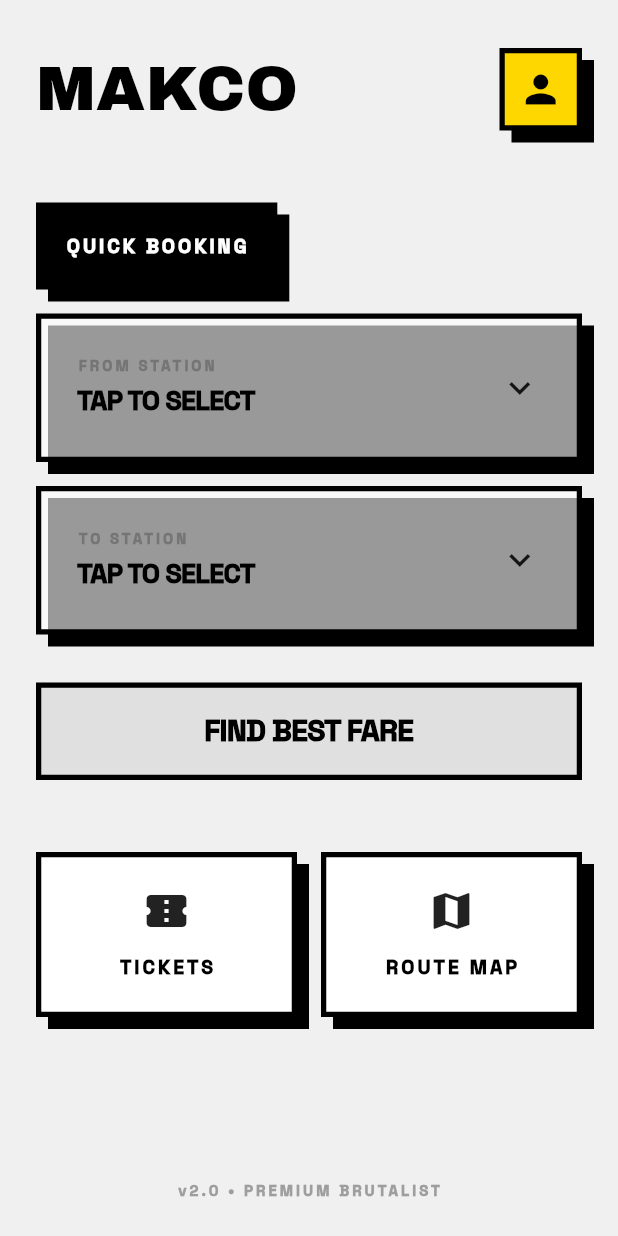
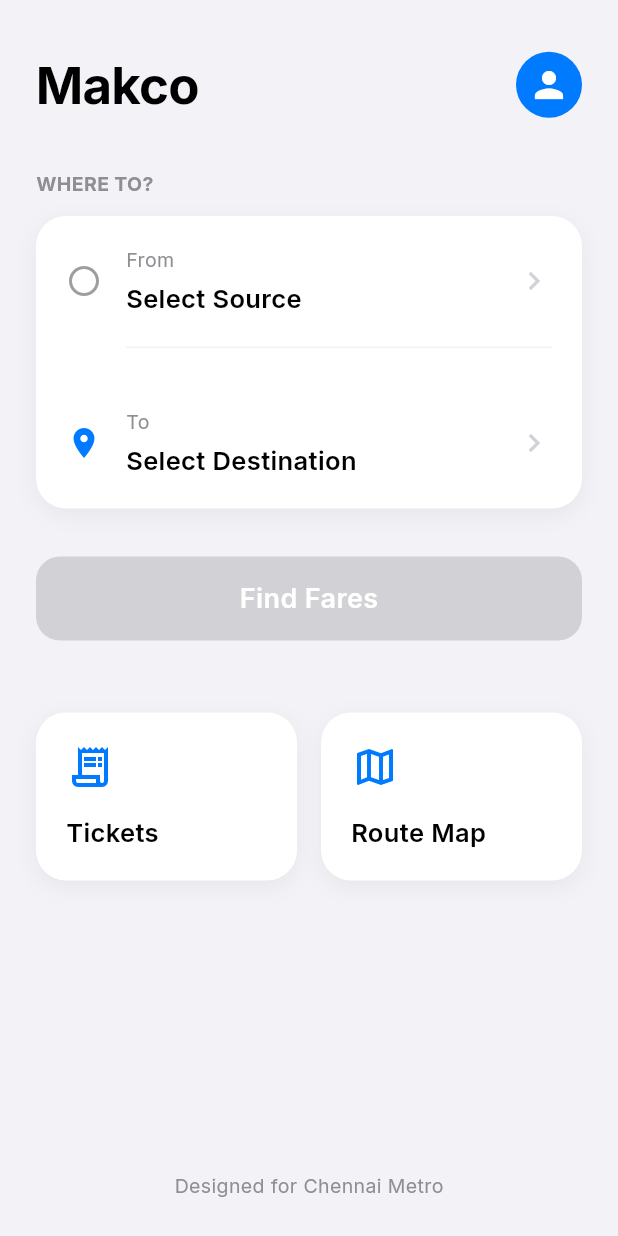
Before and after one commit to pandatern/makco, a Flutter app: the HomeScreen screen opened directly, on a phone screen of 412 x 824 dp. Run offline on Flutter 3.47's test engine with Material 3 defaults, Android fonts, the phone set to English and light mode, and no system bars; our stand-ins replace google_fonts, qr_flutter, shared_preferences, webview_flutter; accounts and stored records are empty; network calls fail.

Commit message:
feat: Apple Premium UI Overhaul (Clean Minimalist, Airy Layout, Squircle Shapes)

```diff
--- a/frontend_flutter/lib/screens/home_screen.dart
+++ b/frontend_flutter/lib/screens/home_screen.dart
@@ -50,50 +50,62 @@ class _HomeScreenState extends State<HomeScreen> {
     final booking = Provider.of<BookingProvider>(context);
 
     return Scaffold(
-      backgroundColor: BrutalistColors.bg,
+      backgroundColor: AppleColors.bg,
       body: SafeArea(
-        child: Padding(
+        child: Column(
+          crossAxisAlignment: CrossAxisAlignment.start,
+          children: [
+            Padding(
+              padding: const EdgeInsets.symmetric(horizontal: 24, vertical: 32),
+              child: Row(
+                mainAxisAlignment: MainAxisAlignment.spaceBetween,
+                children: [
+                  Text("Makco", style: AppleStyle.largeTitle()),
+                  GestureDetector(
+                    onTap: () => Navigator.push(context, MaterialPageRoute(builder: (_) => const ProfileScreen())),
+                    child: Container(
+                      padding: const EdgeInsets.all(8),
+                      decoration: const BoxDecoration(
+                        color: AppleColors.blue,
+                        shape: BoxShape.circle,
+                      ),
+                      child: const Icon(Icons.person, color: Colors.white, size: 28),
+                    ),
+                  ),
+                ],
+              ),
+            ),
+            Padding(
               padding: const EdgeInsets.symmetric(horizontal: 24),
               child: Column(
                 crossAxisAlignment: CrossAxisAlignment.start,
                 children: [
-              const SizedBox(height: 32),
-              Row(
-                mainAxisAlignment: MainAxisAlignment.spaceBetween,
+                  Text("WHERE TO?", style: AppleStyle.footnote().copyWith(fontWeight: FontWeight.bold)),
+                  const SizedBox(height: 12),
+                  Container(
+                    decoration: AppleStyle.cardDecoration(hasShadow: true),
+                    child: Column(
                       children: [
-                  Text("MAKCO", style: BrutalistStyle.heading()),
-                  GestureDetector(
-                    onTap: () => Navigator.push(context, MaterialPageRoute(builder: (_) => const ProfileScreen())),
-                    child: Container(
-                      width: 55,
-                      height: 55,
-                      decoration: BrutalistStyle.box(color: BrutalistColors.accent),
-                      child: const Icon(Icons.person, color: Colors.black, size: 30),
+                        _StationRow(
+                          icon: Icons.circle_outlined,
+                          label: "From",
+                          value: booking.sourceStation?.name ?? "Select Source",
+                          onTap: () => _showStationPicker(true),
+                          showDivider: true,
                         ),
+                        _StationRow(
+                          icon: Icons.location_on,
+                          iconColor: AppleColors.blue,
+                          label: "To",
+                          value: booking.destinationStation?.name ?? "Select Destination",
+                          onTap: () => _showStationPicker(false),
                         ),
                       ],
                     ),
-              const SizedBox(height: 48),
-              Container(
-                decoration: BrutalistStyle.box(color: Colors.black),
-                padding: const EdgeInsets.all(16),
-                child: Text("QUICK BOOKING", style: BrutalistStyle.label().copyWith(color: Colors.white)),
-              ),
-              const SizedBox(height: 16),
-              _StationSelector(
-                label: "FROM STATION",
-                station: booking.sourceStation,
-                onTap: () => _showStationPicker(true),
-              ),
-              const SizedBox(height: 16),
-              _StationSelector(
-                label: "TO STATION",
-                station: booking.destinationStation,
-                onTap: () => _showStationPicker(false),
                   ),
                   const SizedBox(height: 32),
                   BrutalistButton(
-                text: "Find Best Fare",
+                    text: "Find Fares",
                     onTap: (booking.sourceStation != null && booking.destinationStation != null)
                         ? () {
                             booking.searchFares();
@@ -101,70 +113,39 @@ class _HomeScreenState extends State<HomeScreen> {
                           }
                         : null,
                   ),
+                ],
+              ),
+            ),
             const SizedBox(height: 48),
-              Row(
+            Padding(
+              padding: const EdgeInsets.symmetric(horizontal: 24),
+              child: Row(
                 children: [
                   Expanded(
-                    child: _MenuAction(
-                      icon: Icons.confirmation_number,
+                    child: _AppleActionCard(
+                      icon: Icons.receipt_long_outlined,
                       label: "Tickets",
                       onTap: () => Navigator.push(context, MaterialPageRoute(builder: (_) => const HistoryScreen())),
                     ),
                   ),
                   const SizedBox(width: 16),
                   Expanded(
-                    child: _MenuAction(
-                      icon: Icons.map,
+                    child: _AppleActionCard(
+                      icon: Icons.map_outlined,
                       label: "Route Map",
                       onTap: () {},
                     ),
                   ),
                 ],
               ),
+            ),
             const Spacer(),
             Center(
-                child: Text("v2.0 • PREMIUM BRUTALIST", style: BrutalistStyle.label().copyWith(color: Colors.grey, fontSize: 10)),
-              ),
-              const SizedBox(height: 24),
-            ],
+              child: Padding(
+                padding: const EdgeInsets.only(bottom: 24),
+                child: Text("Designed for Chennai Metro", style: AppleStyle.footnote()),
               ),
             ),
-      ),
-    );
-  }
-}
-
-class _StationSelector extends StatelessWidget {
-  final String label;
-  final Station? station;
-  final VoidCallback onTap;
-
-  const _StationSelector({required this.label, this.station, required this.onTap});
-
-  @override
-  Widget build(BuildContext context) {
-    return GestureDetector(
-      onTap: onTap,
-      child: Container(
-        padding: const EdgeInsets.all(24),
-        decoration: BrutalistStyle.box(
-          color: station != null ? BrutalistColors.white : Colors.white.withOpacity(0.6),
-        ),
-        child: Row(
-          children: [
-            Column(
-              crossAxisAlignment: CrossAxisAlignment.start,
-              children: [
-                Text(label, style: BrutalistStyle.label().copyWith(fontSize: 10, color: Colors.grey[600])),
-                const SizedBox(height: 4),
-                Text(
-                  station?.name ?? "TAP TO SELECT",
-                  style: BrutalistStyle.title().copyWith(fontSize: 18),
-                ),
-              ],
-            ),
-            const Spacer(),
-            const Icon(Icons.keyboard_arrow_down, size: 28),
           ],
         ),
       ),
@@ -172,12 +153,65 @@ class _StationSelector extends StatelessWidget {
   }
 }
 
-class _MenuAction extends StatelessWidget {
+class _StationRow extends StatelessWidget {
+  final IconData icon;
+  final Color iconColor;
+  final String label;
+  final String value;
+  final VoidCallback onTap;
+  final bool showDivider;
+
+  const _StationRow({
+    required this.icon,
+    this.iconColor = Colors.grey,
+    required this.label,
+    required this.value,
+    required this.onTap,
+    this.showDivider = false,
+  });
+
+  @override
+  Widget build(BuildContext context) {
+    return GestureDetector(
+      onTap: onTap,
+      child: Container(
+        padding: const EdgeInsets.symmetric(horizontal: 20, vertical: 20),
+        child: Column(
+          children: [
+            Row(
+              children: [
+                Icon(icon, color: iconColor, size: 24),
+                const SizedBox(width: 16),
+                Column(
+                  crossAxisAlignment: CrossAxisAlignment.start,
+                  children: [
+                    Text(label, style: AppleStyle.footnote()),
+                    const SizedBox(height: 4),
+                    Text(value, style: AppleStyle.body(bold: true)),
+                  ],
+                ),
+                const Spacer(),
+                const Icon(Icons.chevron_right, color: AppleColors.lightGray),
+              ],
+            ),
+            if (showDivider)
+              const Padding(
+                padding: EdgeInsets.only(top: 20, left: 40),
+                child: Divider(height: 1, color: AppleColors.bg),
+              ),
+          ],
+        ),
+      ),
+    );
+  }
+}
+
+class _AppleActionCard extends StatelessWidget {
   final IconData icon;
   final String label;
   final VoidCallback onTap;
 
-  const _MenuAction({required this.icon, required this.label, required this.onTap});
+  const _AppleActionCard({required this.icon, required this.label, required this.onTap});
 
   @override
   Widget build(BuildContext context) {
@@ -185,12 +219,13 @@ class _MenuAction extends StatelessWidget {
       onTap: onTap,
       child: Container(
         padding: const EdgeInsets.all(20),
-        decoration: BrutalistStyle.box(),
+        decoration: AppleStyle.cardDecoration(hasShadow: true),
         child: Column(
+          crossAxisAlignment: CrossAxisAlignment.start,
           children: [
-            Icon(icon, size: 32),
-            const SizedBox(height: 12),
-            Text(label.toUpperCase(), style: BrutalistStyle.label()),
+            Icon(icon, color: AppleColors.blue, size: 32),
+            const SizedBox(height: 16),
+            Text(label, style: AppleStyle.body(bold: true)),
           ],
         ),
       ),
@@ -216,47 +251,61 @@ class _StationPickerState extends State<StationPicker> {
     final filtered = widget.stations.where((s) => s.name.toLowerCase().contains(query.toLowerCase())).toList();
 
     return Container(
-      height: MediaQuery.of(context).size.height * 0.85,
+      height: MediaQuery.of(context).size.height * 0.9,
       decoration: const BoxDecoration(
-        color: BrutalistColors.bg,
-        border: Border(top: BorderSide(color: Colors.black, width: 6)),
+        color: AppleColors.bg,
+        borderRadius: BorderRadius.vertical(top: Radius.circular(24)),
       ),
+      child: Column(
+        children: [
+          const SizedBox(height: 12),
+          Container(width: 40, height: 6, decoration: BoxDecoration(color: AppleColors.lightGray, borderRadius: BorderRadius.circular(3))),
+          Padding(
             padding: const EdgeInsets.all(24),
-      child: Column(
-        crossAxisAlignment: CrossAxisAlignment.start,
+            child: Row(
+              mainAxisAlignment: MainAxisAlignment.spaceBetween,
               children: [
-          Text("CHOOSE STATION", style: BrutalistStyle.heading().copyWith(fontSize: 32)),
-          const SizedBox(height: 24),
-          Container(
-            padding: const EdgeInsets.symmetric(horizontal: 20, vertical: 4),
-            decoration: BrutalistStyle.box(hasShadow: false),
+                Text("Select Station", style: AppleStyle.title()),
+                GestureDetector(
+                  onTap: () => Navigator.pop(context),
+                  child: Container(
+                    padding: const EdgeInsets.all(4),
+                    decoration: const BoxDecoration(color: AppleColors.lightGray, shape: BoxShape.circle),
+                    child: const Icon(Icons.close, size: 20, color: Colors.white),
+                  ),
+                ),
+              ],
+            ),
+          ),
+          Padding(
+            padding: const EdgeInsets.symmetric(horizontal: 24),
+            child: Container(
+              padding: const EdgeInsets.symmetric(horizontal: 16),
+              decoration: BoxDecoration(color: AppleColors.white, borderRadius: BorderRadius.circular(12)),
               child: TextField(
                 onChanged: (v) => setState(() => query = v),
-              style: BrutalistStyle.body(bold: true),
                 autofocus: true,
                 decoration: const InputDecoration(
-                hintText: "SEARCH...",
+                  hintText: "Search stations",
                   border: InputBorder.none,
-                icon: Icon(Icons.search, color: Colors.black, size: 28),
+                  icon: Icon(Icons.search, color: AppleColors.gray),
+                ),
               ),
             ),
           ),
           const SizedBox(height: 24),
           Expanded(
-            child: ListView.builder(
+            child: ListView.separated(
+              padding: const EdgeInsets.symmetric(horizontal: 24),
               itemCount: filtered.length,
+              separatorBuilder: (_, __) => const Divider(height: 1, color: AppleColors.bg),
               itemBuilder: (ctx, i) {
                 final s = filtered[i];
-                return Padding(
-                  padding: const EdgeInsets.only(bottom: 16),
-                  child: GestureDetector(
+                return ListTile(
+                  contentPadding: const EdgeInsets.symmetric(vertical: 8),
+                  title: Text(s.name, style: AppleStyle.body()),
+                  trailing: const Icon(Icons.chevron_right, color: AppleColors.lightGray),
                   onTap: () => widget.onSelected(s),
-                    child: Container(
-                      padding: const EdgeInsets.all(20),
-                      decoration: BrutalistStyle.box(hasShadow: false),
-                      child: Text(s.name, style: BrutalistStyle.title().copyWith(fontSize: 18)),
-                    ),
-                  ),
                 );
               },
             ),
--- a/frontend_flutter/lib/theme/brutalist_style.dart
+++ b/frontend_flutter/lib/theme/brutalist_style.dart
@@ -1,71 +1,72 @@
 import 'package:flutter/material.dart';
 import 'package:google_fonts/google_fonts.dart';
 
-class BrutalistColors {
+class AppleColors {
   static const Color white = Color(0xFFFFFFFF);
   static const Color black = Color(0xFF000000);
-  static const Color bg = Color(0xFFF0F0F0);
-  static const Color primary = Color(0xFF000000);
-  static const Color accent = Color(0xFFFFD700); // Gold accent for "Premium" touch
-  static const Color error = Color(0xFFFF4545);
+  static const Color bg = Color(0xFFF2F2F7); // iOS System Background
+  static const Color surface = Color(0xFFFFFFFF);
+  static const Color blue = Color(0xFF007AFF); // iOS Blue
+  static const Color gray = Color(0xFF8E8E93); // iOS Gray
+  static const Color lightGray = Color(0xFFD1D1D6);
+  static const Color error = Color(0xFFFF3B30); // iOS Red
 }
 
-class BrutalistStyle {
-  static const double borderWeight = 3.5;
-  static const double borderRadius = 0.0; // Sharp corners for hardcore brutalism
-  static const Offset shadowOffset = Offset(8, 8);
+class AppleStyle {
+  static const double borderRadius = 20.0;
+  static const double squircleRadius = 24.0;
 
-  static BoxDecoration box({
-    Color color = BrutalistColors.white,
+  static BoxDecoration cardDecoration({
+    Color color = AppleColors.surface,
+    double radius = borderRadius,
     bool hasShadow = true,
-    Color shadowColor = BrutalistColors.black,
   }) {
     return BoxDecoration(
       color: color,
-      border: Border.all(color: BrutalistColors.black, width: borderWeight),
+      borderRadius: BorderRadius.circular(radius),
       boxShadow: hasShadow
           ? [
               BoxShadow(
-                color: shadowColor,
-                offset: shadowOffset,
-                blurRadius: 0,
+                color: Colors.black.withOpacity(0.05),
+                offset: const Offset(0, 4),
+                blurRadius: 12,
               )
             ]
           : [],
     );
   }
 
-  static TextStyle heading() {
-    return GoogleFonts.archivoBlack(
-      fontSize: 42,
-      color: BrutalistColors.black,
-      height: 1.1,
+  static TextStyle largeTitle() {
+    return GoogleFonts.inter(
+      fontSize: 34,
+      fontWeight: FontWeight.w700,
+      color: AppleColors.black,
+      letterSpacing: -0.5,
     );
   }
 
   static TextStyle title() {
-    return GoogleFonts.spaceGrotesk(
-      fontSize: 24,
-      fontWeight: FontWeight.w900,
-      color: BrutalistColors.black,
-      letterSpacing: -0.5,
+    return GoogleFonts.inter(
+      fontSize: 20,
+      fontWeight: FontWeight.w600,
+      color: AppleColors.black,
+      letterSpacing: -0.3,
     );
   }
 
-  static TextStyle body({bool bold = false}) {
-    return GoogleFonts.spaceGrotesk(
-      fontSize: 16,
-      fontWeight: bold ? FontWeight.w800 : FontWeight.w500,
-      color: BrutalistColors.black,
+  static TextStyle body({bool bold = false, Color color = AppleColors.black}) {
+    return GoogleFonts.inter(
+      fontSize: 17,
+      fontWeight: bold ? FontWeight.w600 : FontWeight.w400,
+      color: color,
     );
   }
 
-  static TextStyle label() {
-    return GoogleFonts.spaceGrotesk(
+  static TextStyle footnote() {
+    return GoogleFonts.inter(
       fontSize: 13,
-      fontWeight: FontWeight.w900,
-      color: BrutalistColors.black,
-      letterSpacing: 2,
+      fontWeight: FontWeight.w400,
+      color: AppleColors.gray,
     );
   }
 }
--- a/frontend_flutter/lib/widgets/brutalist_button.dart
+++ b/frontend_flutter/lib/widgets/brutalist_button.dart
@@ -11,7 +11,7 @@ class BrutalistButton extends StatefulWidget {
     Key? key,
     required this.text,
     this.onTap,
-    this.color = BrutalistColors.accent,
+    this.color = AppleColors.blue,
     this.isLoading = false,
   }) : super(key: key);
 
@@ -30,7 +30,7 @@ class _BrutalistButtonState extends State<BrutalistButton> with SingleTickerProv
       vsync: this,
       duration: const Duration(milliseconds: 100),
     );
-    _scaleAnimation = Tween<double>(begin: 1.0, end: 0.96).animate(_controller);
+    _scaleAnimation = Tween<double>(begin: 1.0, end: 0.97).animate(_controller);
   }
 
   @override
@@ -50,20 +50,23 @@ class _BrutalistButtonState extends State<BrutalistButton> with SingleTickerProv
       onTap: isEnabled ? widget.onTap : null,
       child: ScaleTransition(
         scale: _scaleAnimation,
-        child: AnimatedContainer(
-          duration: const Duration(milliseconds: 100),
+        child: Container(
           width: double.infinity,
-          height: 65,
-          decoration: BrutalistStyle.box(
-            color: isEnabled ? widget.color : Colors.grey[300]!,
-            hasShadow: isEnabled,
+          height: 56,
+          decoration: BoxDecoration(
+            color: isEnabled ? widget.color : AppleColors.lightGray,
+            borderRadius: BorderRadius.circular(16),
           ),
           alignment: Alignment.center,
           child: widget.isLoading
-              ? const CircularProgressIndicator(color: Colors.black, strokeWidth: 4)
+              ? const SizedBox(
+                  width: 24,
+                  height: 24,
+                  child: CircularProgressIndicator(color: Colors.white, strokeWidth: 2.5),
+                )
               : Text(
-                  widget.text.toUpperCase(),
-                  style: BrutalistStyle.title().copyWith(fontSize: 20),
+                  widget.text,
+                  style: AppleStyle.body(bold: true, color: Colors.white).copyWith(fontSize: 18),
                 ),
         ),
       ),
```
Also changed, not shown: frontend_flutter/lib/screens/auth_screen.dart (+35 -38 lines). Lines whose indentation alone changed are shown as unchanged.
